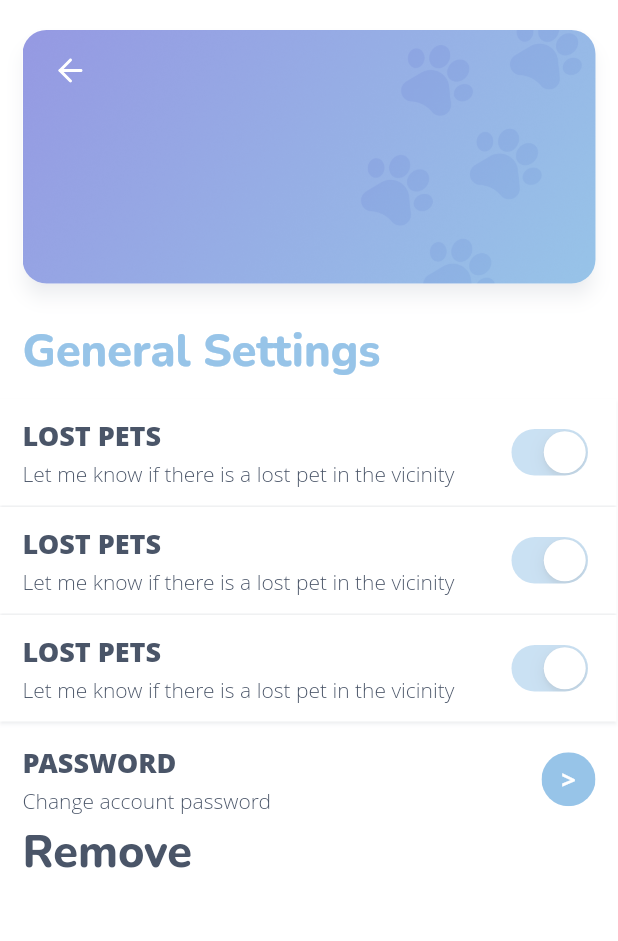
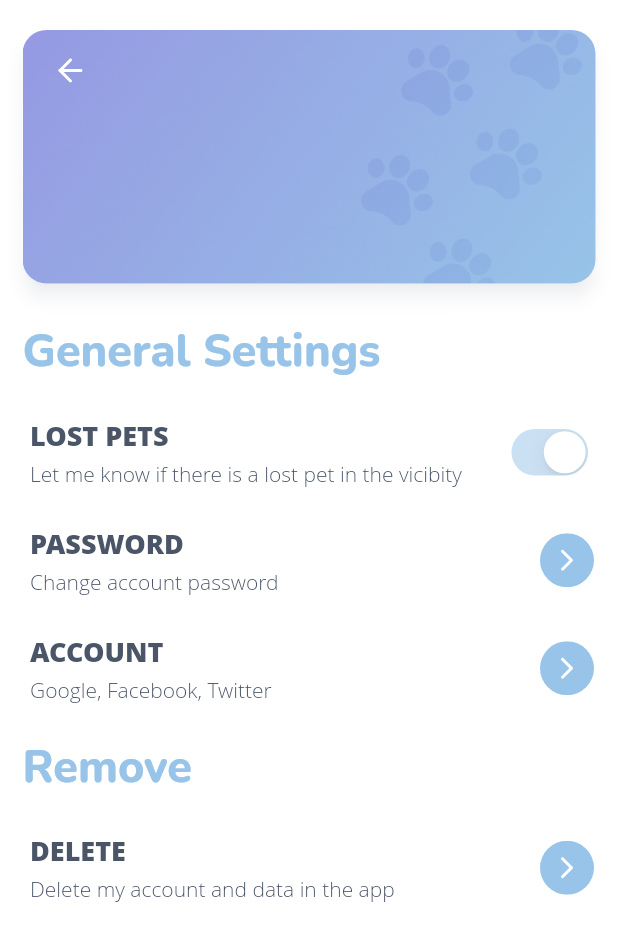
Before and after one commit to HORNEDFOX/Pawwismart, a Flutter app: the SettingApp screen opened directly, on a phone screen of 412 x 824 dp. Shown: the top 941 px of the screen. Run offline on Flutter 3.47's test engine with Material 2 defaults, Android fonts, the phone set to English and light mode, and no system bars; our stand-ins replace bloc, cloud_firestore, equatable, firebase_auth, firebase_core, firebase_storage and 7 more; missing offline and left inert: flutter_barcode_scanner; accounts and stored records are empty; Roboto replaces fonts that are missing (Open Sans).

Commit message:
Setting App Update

```diff
--- a/lib/pages/flexiableappbar.dart
+++ b/lib/pages/flexiableappbar.dart
@@ -93,9 +93,9 @@ class FlexiableAppBar extends StatelessWidget {
                                     PageTransition(
                                       alignment: Alignment.bottomCenter,
                                       curve: Curves.fastOutSlowIn,
-                                      duration: Duration(milliseconds: 600),
+                                      duration: Duration(milliseconds: 800),
                                       reverseDuration:
-                                          Duration(milliseconds: 600),
+                                          Duration(milliseconds: 400),
                                       type:
                                           PageTransitionType.rightToLeftJoined,
                                       child: SettingApp(),
--- a/lib/pages/settingApp.dart
+++ b/lib/pages/settingApp.dart
@@ -35,96 +35,21 @@ class SettingApp extends StatelessWidget {
                     fontWeight: FontWeight.w900,)
               ),
             ),
-            SettingCard(),
-            SettingCard(),
-            SettingCard(),
-
-            Container(
-              padding: EdgeInsets.fromLTRB(0, 15, 15, 5),
-              child: Row(
-                mainAxisAlignment: MainAxisAlignment.spaceBetween,
-                children: [
-                  Column(
-                    mainAxisAlignment: MainAxisAlignment.start,
-                    crossAxisAlignment: CrossAxisAlignment.start,
-                    children: [
-                      Container(
-                        alignment: Alignment.topLeft,
-                        padding: EdgeInsets.fromLTRB(15, 0, 0, 3),
-                        child: Text('PASSWORD',
-                            style: TextStyle(
-                              color: Color.fromRGBO(74, 85, 104, 1),
-                              fontSize: 18,
-                              fontFamily: 'Open Sans',
-                              fontWeight: FontWeight.w900,)
-                        ),
-                      ),
-                      Container(
-                        alignment: Alignment.topCenter,
-                        padding: EdgeInsets.fromLTRB(15, 0, 0, 0),
-                        child: Text('Change account password',
-                            style: TextStyle(
-                              color: Color.fromRGBO(74, 85, 104, 1),
-                              fontSize: 14,
-                              fontFamily: 'Open Sans',
-                              fontWeight: FontWeight.w300,)
-                        ),
-                      )
-                    ],
-                  ),
-                  Container(
-                    height: 36,
-                    width: 36,
-                    child: FlatButton(
-                      onPressed: () {},
-                      padding: EdgeInsets.all(0),
-                      shape: RoundedRectangleBorder(
-                        borderRadius: BorderRadius.circular(100),
-                      ),
-                      child: Ink(
-                        decoration: BoxDecoration(
-                          gradient: LinearGradient(
-                            begin: Alignment.centerLeft,
-                            end: Alignment.centerRight,
-                            colors: [
-                              Color.fromRGBO(151, 196, 232, 1),
-                              Color.fromRGBO(151, 196, 232, 1),
-                              Color.fromRGBO(151, 196, 232, 1),
-                            ],
-                          ),
-                          borderRadius: BorderRadius.circular(100),
-                        ),
-                        child: Container(
-                          alignment: Alignment.center,
-                          constraints: BoxConstraints(
-                              minHeight: 30, maxWidth: double.infinity),
-                          child: Text(
-                            ">",
-                            style: TextStyle(
-                                fontSize: 17,
-                                fontFamily: 'Open Sans',
-                                fontWeight: FontWeight.bold,
-                                color: Colors.white),
-                            textAlign: TextAlign.center,
-                          ),
-                        ),
-                      ),
-                    ),
-                  ),
-                ],
-              ),
-            ),
+            SettingCardSwitch("LOST PETS", "Let me know if there is a lost pet in the vicibity"),
+            SettingCardButton("PASSWORD", "Change account password"),
+            SettingCardButton("ACCOUNT", "Google, Facebook, Twitter"),
             Container(
               alignment: Alignment.topLeft,
-              padding: EdgeInsets.fromLTRB(15, 0, 0, 0),
+              padding: EdgeInsets.fromLTRB(15, 10, 0, 10),
               child: Text('Remove',
                   style: TextStyle(
-                    color: Color.fromRGBO(74, 85, 104, 1),
+                    color: Color.fromRGBO(151, 196, 232, 1),
                     fontSize: 30,
                     fontFamily: 'Nunito',
                     fontWeight: FontWeight.w900,)
               ),
             ),
+            SettingCardButton("DELETE", "Delete my account and data in the app"),
           ],
         ),
       ),
@@ -216,7 +141,12 @@ class UserCard extends StatelessWidget {
   }
 }
 
-class SettingCard extends StatelessWidget {
+class SettingCardSwitch extends StatelessWidget {
+
+  late String parameter;
+  late String description;
+
+  SettingCardSwitch(this.parameter, this.description);
 
   @override
   Widget build(BuildContext context) {
@@ -224,13 +154,13 @@ class SettingCard extends StatelessWidget {
       margin: EdgeInsets.fromLTRB(0, 1, 1, 0),
       borderOnForeground: true,
       color: Colors.white,
-      elevation: 1.0,
+      elevation: 0.0,
       shadowColor: Color.fromRGBO(148, 161, 187, 0.2),
       shape: RoundedRectangleBorder(
         borderRadius: BorderRadius.circular(0.0),
       ),
       child:             Container(
-        padding: EdgeInsets.fromLTRB(0, 12, 15, 12),
+        padding: EdgeInsets.fromLTRB(5, 12, 15, 12),
         child: Row(
           mainAxisAlignment: MainAxisAlignment.spaceBetween,
           children: [
@@ -241,7 +171,7 @@ class SettingCard extends StatelessWidget {
                 Container(
                   alignment: Alignment.topLeft,
                   padding: EdgeInsets.fromLTRB(15, 0, 0, 3),
-                  child: Text('LOST PETS',
+                  child: Text(parameter,
                       style: TextStyle(
                         color: Color.fromRGBO(74, 85, 104, 1),
                         fontSize: 18,
@@ -252,8 +182,7 @@ class SettingCard extends StatelessWidget {
                 Container(
                   alignment: Alignment.topCenter,
                   padding: EdgeInsets.fromLTRB(15, 0, 0, 0),
-                  child: Text(
-                      'Let me know if there is a lost pet in the vicinity',
+                  child: Text(description,
                       style: TextStyle(
                         color: Color.fromRGBO(74, 85, 104, 1),
                         fontSize: 14,
@@ -276,3 +205,93 @@ class SettingCard extends StatelessWidget {
     ); // <== The Card class constructor
   }
 }
+
+class SettingCardButton extends StatelessWidget {
+
+  late String parameter;
+  late String description;
+
+  SettingCardButton(this.parameter, this.description);
+
+  @override
+  Widget build(BuildContext context) {
+    return Card(
+      margin: EdgeInsets.fromLTRB(0, 1, 1, 0),
+      borderOnForeground: true,
+      color: Colors.white,
+      elevation: 0.0,
+      shadowColor: Color.fromRGBO(148, 161, 187, 0.2),
+      shape: RoundedRectangleBorder(
+        borderRadius: BorderRadius.circular(0.0),
+      ),
+      child:            Container(
+        padding:  EdgeInsets.fromLTRB(5, 12, 15, 12),
+        child: Row(
+          mainAxisAlignment: MainAxisAlignment.spaceBetween,
+          children: [
+            Column(
+              mainAxisAlignment: MainAxisAlignment.start,
+              crossAxisAlignment: CrossAxisAlignment.start,
+              children: [
+                Container(
+                  alignment: Alignment.topLeft,
+                  padding: EdgeInsets.fromLTRB(15, 0, 0, 3),
+                  child: Text(parameter,
+                      style: TextStyle(
+                        color: Color.fromRGBO(74, 85, 104, 1),
+                        fontSize: 18,
+                        fontFamily: 'Open Sans',
+                        fontWeight: FontWeight.w900,)
+                  ),
+                ),
+                Container(
+                  alignment: Alignment.topCenter,
+                  padding: EdgeInsets.fromLTRB(15, 0, 0, 0),
+                  child: Text(description,
+                      style: TextStyle(
+                        color: Color.fromRGBO(74, 85, 104, 1),
+                        fontSize: 14,
+                        fontFamily: 'Open Sans',
+                        fontWeight: FontWeight.w300,)
+                  ),
+                )
+              ],
+            ),
+            Container(
+              height: 36,
+              width: 36,
+              child: FlatButton(
+                onPressed: () {},
+                padding: EdgeInsets.all(0),
+                shape: RoundedRectangleBorder(
+                  borderRadius: BorderRadius.circular(100),
+                ),
+                child: Ink(
+                  decoration: BoxDecoration(
+                    gradient: LinearGradient(
+                      begin: Alignment.centerLeft,
+                      end: Alignment.centerRight,
+                      colors: [
+                        Color.fromRGBO(151, 196, 232, 1),
+                        Color.fromRGBO(151, 196, 232, 1),
+                        Color.fromRGBO(151, 196, 232, 1),
+                      ],
+                    ),
+                    borderRadius: BorderRadius.circular(100),
+                  ),
+                  child: Container(
+                    alignment: Alignment.center,
+                    constraints: BoxConstraints(
+                        minHeight: 30, maxWidth: double.infinity),
+                    child: SvgPicture.asset(
+                        "assets/images/chevron-right.svg"),
+                  ),
+                  ),
+                ),
+              ),
+          ],
+        ),
+      ),
+    ); // <== The Card class constructor
+  }
+}
--- a/pubspec.yaml
+++ b/pubspec.yaml
@@ -96,6 +96,7 @@ flutter:
      - assets/images/background.svg
      - assets/images/background.png
      - assets/images/close.svg
+     - assets/images/chevron-right.svg
 
   # An image asset can refer to one or more resolution-specific "variants", see
   # https://flutter.dev/assets-and-images/#resolution-aware.
```
Also changed, not shown: assets/images/chevron-right.svg (added).
